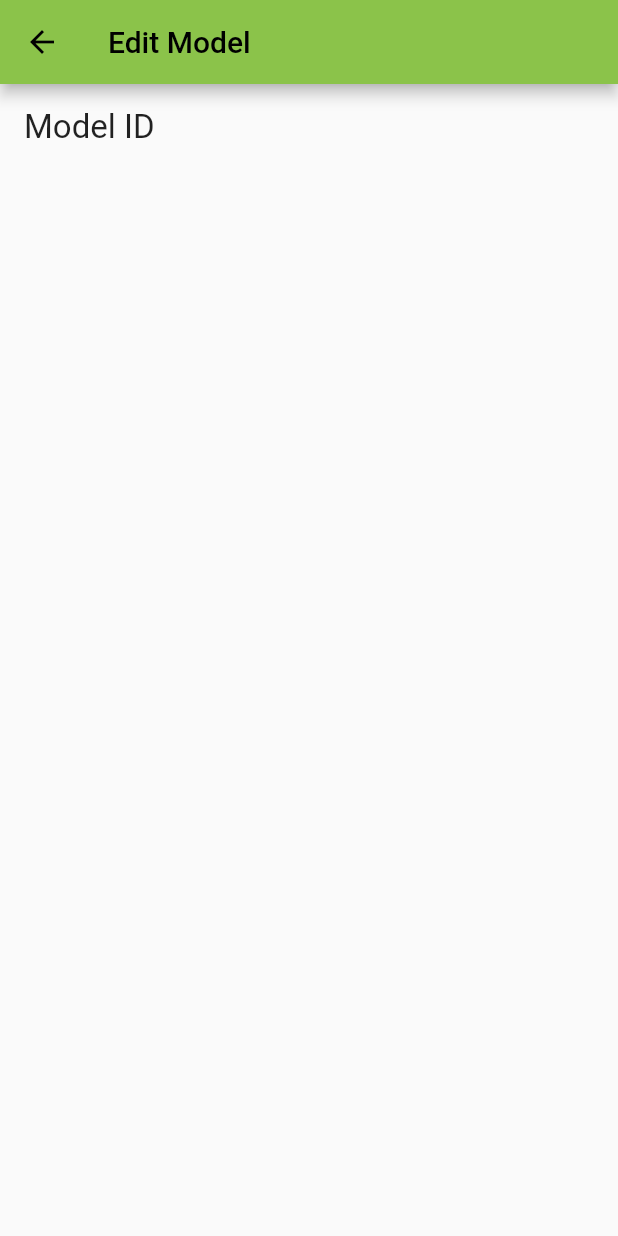
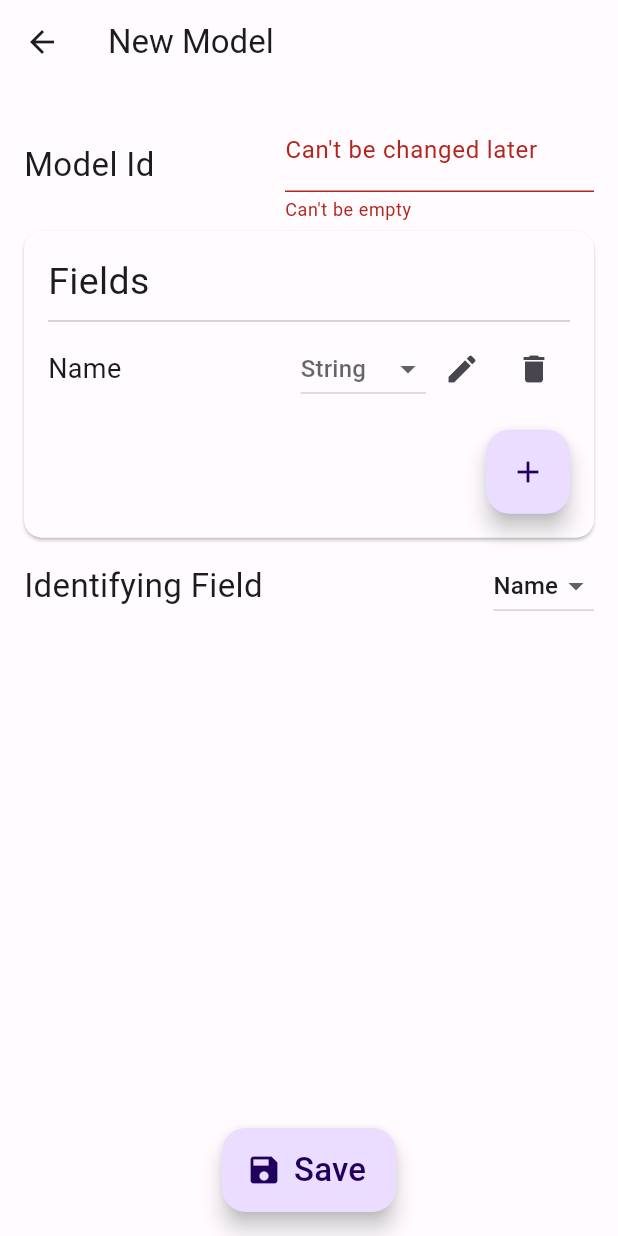
Before and after one commit to Chiggy-Playz/asset_manager, a Flutter app: the ModelPage screen opened directly, on a phone screen of 412 x 824 dp. Run offline on Flutter 3.47's test engine with Material 2 defaults, Android fonts, the phone set to English and light mode, and no system bars; our stand-ins replace cloud_firestore, firebase_core, responsive_sizer; accounts and stored records are empty.

Commit message:
Models page done

```diff
--- a/lib/models/model.dart
+++ b/lib/models/model.dart
@@ -1,8 +1,9 @@
 class Model {
   String id;
-  Map<String, dynamic> fields;
+  Map<String, String> fields;
   String identifyingField; // Must be present in fields
+  List<String> fieldOrder;
 
   Model(
-      {required this.id, required this.fields, required this.identifyingField});
+      {required this.id, required this.fields, required this.identifyingField, required this.fieldOrder});
 }
--- /dev/null
+++ b/lib/screens/models/model_field_row.dart
@@ -0,0 +1,144 @@
+import 'package:asset_manager/shared/constants.dart';
+import 'package:flutter/material.dart';
+import 'package:responsive_sizer/responsive_sizer.dart';
+
+typedef VoidCallback = void Function();
+typedef BoolTCallback<T> = bool Function(T value);
+typedef VoidTCallback<T> = void Function(T value);
+
+class ModelFieldRow extends StatefulWidget {
+  String fieldName;
+  String fieldType;
+
+  /// Whether the field type is editable or not (this is not possible for existing models)
+  bool editable;
+
+  /// Callback that receives value when the field name is changed.
+  /// Return true if the name is valid, false otherwise.
+  /// Returning false indicates that field name already exists.
+  BoolTCallback<String> onNameChange;
+
+  /// Callback that receives value when the field name is saved
+  VoidTCallback<String> onNameSaved;
+
+  /// Callback that receives value when the field type is changed
+  VoidTCallback<String?> onTypeEdit;
+
+  /// Callback that is called when the delete button is pressed
+  VoidCallback onDelete;
+
+  ModelFieldRow({
+    super.key,
+    required this.fieldName,
+    required this.fieldType,
+    required this.editable,
+    required this.onNameChange,
+    required this.onNameSaved,
+    required this.onTypeEdit,
+    required this.onDelete,
+  });
+
+  @override
+  State<ModelFieldRow> createState() => _ModelFieldRowState();
+}
+
+class _ModelFieldRowState extends State<ModelFieldRow> {
+  bool _editing = false;
+  final GlobalKey<FormState> _formKey = GlobalKey<FormState>();
+
+  @override
+  Widget build(BuildContext context) {
+    List<DropdownMenuItem<String>> items =
+        ["String", "Number", "Boolean", "Date"]
+            .map((fieldType) => DropdownMenuItem<String>(
+                  value: fieldType,
+                  child: Text(fieldType),
+                ))
+            .toList();
+
+    return Row(
+      children: [
+        _editing
+            ? getFieldNameWidget()
+            : Expanded(child: Text(widget.fieldName, style: font(18))),
+        const SizedBox(width: 10),
+        if (!_editing)
+          DropdownButton<String>(
+            items: items,
+            onChanged: widget.editable
+                ? (value) {
+                    setState(() {
+                      widget.fieldType = value!;
+                    });
+                    widget.onTypeEdit(value);
+                  }
+                : null,
+            disabledHint: Text(widget.fieldType),
+            hint: Text(widget.fieldType),
+          ),
+        if (_editing) const Spacer(),
+        AnimatedSwitcher(
+            duration: const Duration(milliseconds: 300),
+            transitionBuilder: (child, animation) => ScaleTransition(
+                  scale: animation,
+                  child: child,
+                ),
+            child: getIcon()),
+        IconButton(
+          icon: const Icon(Icons.delete),
+          onPressed: widget.onDelete,
+        ),
+      ],
+    );
+  }
+
+  Widget getFieldNameWidget() {
+    return SizedBox(
+      width: 40.w,
+      child: Form(
+        key: _formKey,
+        child: TextFormField(
+          initialValue: widget.fieldName,
+          autovalidateMode: AutovalidateMode.always,
+          onSaved: (value) => widget.fieldName = value!,
+          validator: (value) {
+            if (value?.isEmpty ?? true) {
+              return "Field name cannot be empty";
+            }
+            if (!widget.onNameChange(value!)) {
+              return "Field name already exists";
+            }
+            return null;
+          },
+        ),
+      ),
+    );
+  }
+
+  Widget getIcon() {
+    return !_editing
+        ? IconButton(
+            key: const Key("edit"),
+            icon: const Icon(Icons.edit),
+            onPressed: () {
+              setState(() {
+                _editing = true;
+              });
+            },
+          )
+        : IconButton(
+            key: const Key("save"),
+            icon: const Icon(Icons.save),
+            onPressed: () {
+              final FormState form = _formKey.currentState!;
+              if (form.validate()) {
+                form.save();
+                setState(() {
+                  _editing = false;
+                });
+                widget.onNameSaved(widget.fieldName);
+              }
+            },
+          );
+  }
+}
--- a/lib/screens/models/model_page.dart
+++ b/lib/screens/models/model_page.dart
@@ -1,5 +1,10 @@
 import 'package:asset_manager/models/model.dart';
+import 'package:asset_manager/screens/models/model_field_row.dart';
+import 'package:asset_manager/services/database.dart';
+import 'package:asset_manager/shared/widgets.dart';
 import 'package:flutter/material.dart';
+import 'package:responsive_sizer/responsive_sizer.dart';
+import 'package:collection/collection.dart';
 
 import '../../shared/constants.dart';
 
@@ -13,25 +18,227 @@ class ModelPage extends StatefulWidget {
 }
 
 class _ModelPageState extends State<ModelPage> {
+  String _id = "";
+  Map<String, String> _fields = {};
+  List<String> _fieldOrder = [];
+  String _identifyingField = "";
+  final textController = TextEditingController();
+
+  @override
+  void initState() {
+    super.initState();
+    if (widget.model is Model) {
+      _id = widget.model!.id;
+      _identifyingField = widget.model!.identifyingField;
+      _fieldOrder = widget.model!.fieldOrder.toList();
+      _fields = Map.fromEntries(_fieldOrder
+          .map((element) => MapEntry(element, widget.model!.fields[element]!)));
+    } else {
+      _fields = {"Name": "String"};
+      _fieldOrder = ["Name"];
+      _identifyingField = "Name";
+    }
+  }
+
+  @override
+  void dispose() {
+    // Clean up the controller when the widget is disposed.
+    textController.dispose();
+    super.dispose();
+  }
+
   @override
   Widget build(BuildContext context) {
     return Scaffold(
       appBar: AppBar(
-        title: Text(widget.model != null ? "New Model" : "Edit Model"),
+        title: Text(widget.model == null ? "New Model" : "Edit Model"),
       ),
       body: Padding(
         padding: const EdgeInsets.all(16.0),
         child: Column(
           children: [
-              Row(
-                mainAxisAlignment: MainAxisAlignment.spaceBetween,
-                children: [
-                  Text("Model ID", style: font(22)),
-                ]
-              )
+            SpacedRow(
+              widget1: Text("Model Id", style: font(22)),
+              widget2: widget.model == null
+                  ? SizedBox(
+                      width: 50.w,
+                      child: TextFormField(
+                        controller: textController,
+                        decoration: const InputDecoration(
+                          labelText: "Can't be changed later",
+                        ),
+                        onSaved: (newValue) => _id = newValue!,
+                        autovalidateMode: AutovalidateMode.always,
+                        validator: (value) =>
+                            (value?.isEmpty ?? true) ? "Can't be empty" : null,
+                      ),
+                    )
+                  : Text(widget.model!.id, style: font(22)),
+            ),
+            Card(
+              margin: const EdgeInsets.fromLTRB(0.0, 6.0, 0.0, 0.0),
+              child: Padding(
+                padding: const EdgeInsets.all(16),
+                child: Column(children: [
+                  Align(
+                    alignment: Alignment.centerLeft,
+                    child: Text(
+                      "Fields",
+                      style: font(25),
+                    ),
+                  ),
+                  const Divider(thickness: 1),
+                  ReorderableListView(
+                    onReorder: (oldIndex, newIndex) {
+                      setState(() {
+                        if (oldIndex < newIndex) {
+                          newIndex -= 1;
+                        }
+
+                        final String item = _fieldOrder.removeAt(oldIndex);
+                        _fieldOrder.insert(newIndex, item);
+                      });
+                    },
+                    shrinkWrap: true,
+                    children: _fieldsOptions(),
+                  ),
+                  SizedBox(height: 2.h),
+                  Align(
+                    alignment: Alignment.centerRight,
+                    child: FloatingActionButton(
+                      child: const Icon(Icons.add),
+                      onPressed: () {
+                        setState(() {
+                          int count = 0;
+                          for (var element in _fieldOrder) {
+                            if (element.startsWith("New Field ")) count++;
+                          }
+                          _fields["New Field $count"] = "String";
+                          _fieldOrder.add("New Field $count");
+                        });
+                      },
+                    ),
+                  ),
+                ]),
+              ),
+            ),
+            SizedBox(
+              height: 2.w,
+            ),
+            SpacedRow(
+              widget1: Text("Identifying Field", style: font(22)),
+              widget2: DropdownButton(
+                items: _fieldOrder
+                    .map((e) => DropdownMenuItem(value: e, child: Text(e)))
+                    .toList(),
+                value: _identifyingField,
+                onChanged: (value) {
+                  setState(() {
+                    _identifyingField = value!;
+                  });
+                },
+              ),
+            ),
+            const Spacer(),
+            Align(
+              alignment: Alignment.bottomCenter,
+              child: FloatingActionButton.extended(
+                heroTag: "save-fab",
+                onPressed: () {
+                  if (widget.model is Model) {
+                    Model model = widget.model!;
+
+                    if (model.identifyingField == _identifyingField &&
+                        const ListEquality()
+                            .equals(model.fieldOrder, _fieldOrder) &&
+                        const MapEquality().equals(model.fields, _fields)) {
+                      ScaffoldMessenger.of(context).showSnackBar(const SnackBar(
+                        content: Text("No changes made"),
+                      ));
+                      return;
+                    }
+
+                    DatabaseService().updateModel(_id, {
+                      "identifyingField": _identifyingField,
+                      "fieldOrder": _fieldOrder,
+                      "fields": _fields,
+                    });
+                  } else {
+                    _id = textController.value.text;
+                    if (_id.isEmpty) {
+                      ScaffoldMessenger.of(context).showSnackBar(const SnackBar(
+                        content: Text("Model Id can't be empty"),
+                      ));
+                      return;
+                    }
+
+                    DatabaseService().createModel(_id, {
+                      "identifyingField": _identifyingField,
+                      "fieldOrder": _fieldOrder,
+                      "fields": _fields,
+                    });
+                  }
+
+                  ScaffoldMessenger.of(context).showSnackBar(
+                    SnackBar(
+                      content:
+                          Text(widget.model == null ? "Created!" : "Updated!"),
+                    ),
+                  );
+                },
+                label: Text(
+                  "Save",
+                  style: font(22),
+                ),
+                icon: const Icon(Icons.save),
+              ),
+            )
           ],
         ),
       ),
     );
   }
+
+  List<Widget> _fieldsOptions() {
+    List<Widget> fields = [];
+
+    for (var key in _fieldOrder) {
+      String value = _fields[key]!;
+      bool editable = false;
+      if (widget.model == null) {
+        editable = true;
+      } else {
+        editable = !widget.model!.fieldOrder.contains(key);
+      }
+
+      ModelFieldRow fieldRow = ModelFieldRow(
+        key: Key("$key-$value"),
+        fieldName: key,
+        fieldType: value,
+        editable: editable,
+        onNameChange: (newName) {
+          return newName == key || !_fields.containsKey(newName);
+        },
+        onNameSaved: (newName) {
+          _fields[newName] = _fields.remove(key)!;
+          _fieldOrder[_fieldOrder.indexOf(key)] = newName;
+        },
+        onTypeEdit: (newType) {
+          setState(() {
+            _fields[key] = newType!;
+          });
+        },
+        onDelete: () {
+          setState(() {
+            _fieldOrder.remove(key);
+            _fields.remove(key);
+          });
+        },
+      );
+
+      fields.add(fieldRow);
+    }
+
+    return fields;
+  }
 }
--- a/lib/screens/models/model_tile.dart
+++ b/lib/screens/models/model_tile.dart
@@ -1,5 +1,6 @@
 import 'package:flutter/material.dart';
 import '../../models/model.dart';
+import 'model_page.dart';
 
 class ModelTile extends StatelessWidget {
   final Model model;
--- a/lib/services/database.dart
+++ b/lib/services/database.dart
@@ -35,9 +35,20 @@ class DatabaseService {
       var data = doc.data() as Map<String, dynamic>;
       return Model(
         id: doc.id,
-        fields: data['fields'] ?? {},
+        fields: Map<String, String>.from(data['fields'] ?? {}),
         identifyingField: data['identifyingField'] ?? 'Unknown',
+        fieldOrder: List<String>.from(data['fieldOrder']),
       );
     }).toList();
   }
+
+  // Create model
+  Future<void> createModel(String id, Map<String, dynamic> data) {
+    return modelCollection.doc(id).set(data);
+  }
+
+  // Update model
+  Future<void> updateModel(String id, Map<String, dynamic> data) {
+    return modelCollection.doc(id).update(data);
+  }
 }
--- a/lib/shared/constants.dart
+++ b/lib/shared/constants.dart
@@ -1,3 +1,71 @@
 import 'package:flutter/material.dart';
 
 var font = (size) => TextStyle(fontSize: (size as int).toDouble());
+
+const lightColorScheme = ColorScheme(
+  brightness: Brightness.light,
+  primary: Color(0xFF6750A4),
+  onPrimary: Color(0xFFFFFFFF),
+  primaryContainer: Color(0xFFEADDFF),
+  onPrimaryContainer: Color(0xFF21005D),
+  secondary: Color(0xFF625B71),
+  onSecondary: Color(0xFFFFFFFF),
+  secondaryContainer: Color(0xFFE8DEF8),
+  onSecondaryContainer: Color(0xFF1D192B),
+  tertiary: Color(0xFF7D5260),
+  onTertiary: Color(0xFFFFFFFF),
+  tertiaryContainer: Color(0xFFFFD8E4),
+  onTertiaryContainer: Color(0xFF31111D),
+  error: Color(0xFFB3261E),
+  onError: Color(0xFFFFFFFF),
+  errorContainer: Color(0xFFF9DEDC),
+  onErrorContainer: Color(0xFF410E0B),
+  outline: Color(0xFF79747E),
+  background: Color(0xFFFFFBFE),
+  onBackground: Color(0xFF1C1B1F),
+  surface: Color(0xFFFFFBFE),
+  onSurface: Color(0xFF1C1B1F),
+  surfaceVariant: Color(0xFFE7E0EC),
+  onSurfaceVariant: Color(0xFF49454F),
+  inverseSurface: Color(0xFF313033),
+  onInverseSurface: Color(0xFFF4EFF4),
+  inversePrimary: Color(0xFFD0BCFF),
+  shadow: Color(0xFF000000),
+  surfaceTint: Color(0xFF6750A4),
+  outlineVariant: Color(0xFFCAC4D0),
+  scrim: Color(0xFF000000),
+);
+
+const darkColorScheme = ColorScheme(
+  brightness: Brightness.dark,
+  primary: Color(0xFFD0BCFF),
+  onPrimary: Color(0xFF381E72),
+  primaryContainer: Color(0xFF4F378B),
+  onPrimaryContainer: Color(0xFFEADDFF),
+  secondary: Color(0xFFCCC2DC),
+  onSecondary: Color(0xFF332D41),
+  secondaryContainer: Color(0xFF4A4458),
+  onSecondaryContainer: Color(0xFFE8DEF8),
+  tertiary: Color(0xFFEFB8C8),
+  onTertiary: Color(0xFF492532),
+  tertiaryContainer: Color(0xFF633B48),
+  onTertiaryContainer: Color(0xFFFFD8E4),
+  error: Color(0xFFF2B8B5),
+  onError: Color(0xFF601410),
+  errorContainer: Color(0xFF8C1D18),
+  onErrorContainer: Color(0xFFF9DEDC),
+  outline: Color(0xFF938F99),
+  background: Color(0xFF1C1B1F),
+  onBackground: Color(0xFFE6E1E5),
+  surface: Color(0xFF1C1B1F),
+  onSurface: Color(0xFFE6E1E5),
+  surfaceVariant: Color(0xFF49454F),
+  onSurfaceVariant: Color(0xFFCAC4D0),
+  inverseSurface: Color(0xFFE6E1E5),
+  onInverseSurface: Color(0xFF313033),
+  inversePrimary: Color(0xFF6750A4),
+  shadow: Color(0xFF000000),
+  surfaceTint: Color(0xFFD0BCFF),
+  outlineVariant: Color(0xFF49454F),
+  scrim: Color(0xFF000000),
+);
--- /dev/null
+++ b/lib/shared/widgets.dart
@@ -0,0 +1,19 @@
+import 'package:flutter/material.dart';
+
+class SpacedRow extends StatelessWidget {
+  final Widget widget1;
+  final Widget widget2;
+
+  const SpacedRow({super.key, required this.widget1, required this.widget2});
+
+  @override
+  Widget build(BuildContext context) {
+    return Row(
+      children: [
+        widget1,
+        const Spacer(),
+        widget2,
+      ],
+    );
+  }
+}
```
Also changed, not shown: lib/main.dart (+6 -6 lines), lib/screens/assets/asset_page.dart (+26 -31 lines), lib/screens/home/home.dart (+9 -3 lines), lib/screens/models/model_fields_card.dart (added, +15 -0 lines), lib/screens/assets/assets_page.dart (renamed from lib/screens/assets/assets.dart), lib/screens/models/models_page.dart (renamed from lib/screens/models/models.dart), pubspec.lock.
